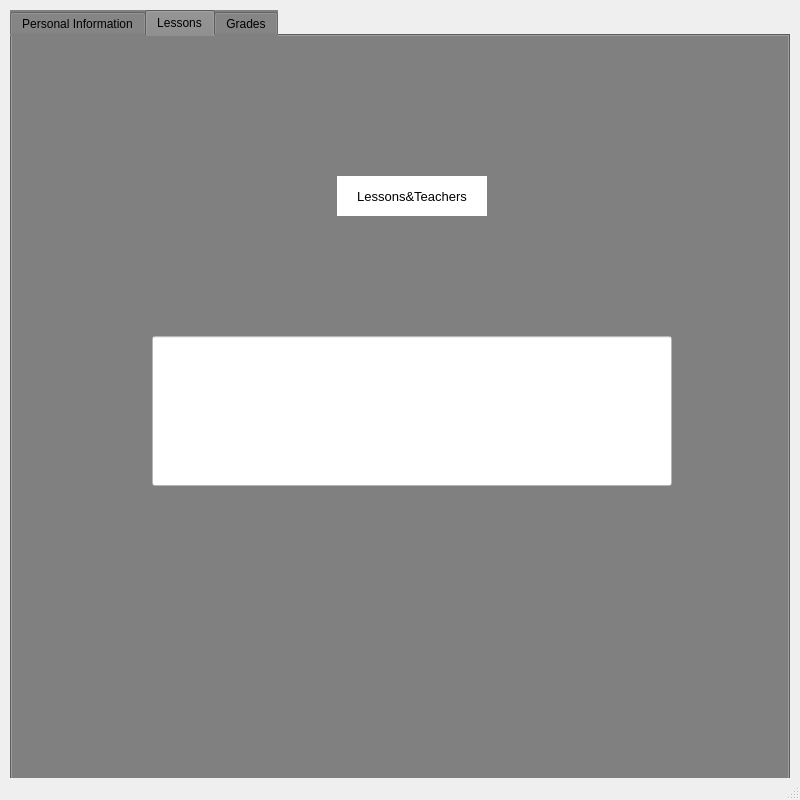
This is ui/student_functions.ui in alosoz/School-Management-System as Qt 5 draws it before an edit. The edited form follows.
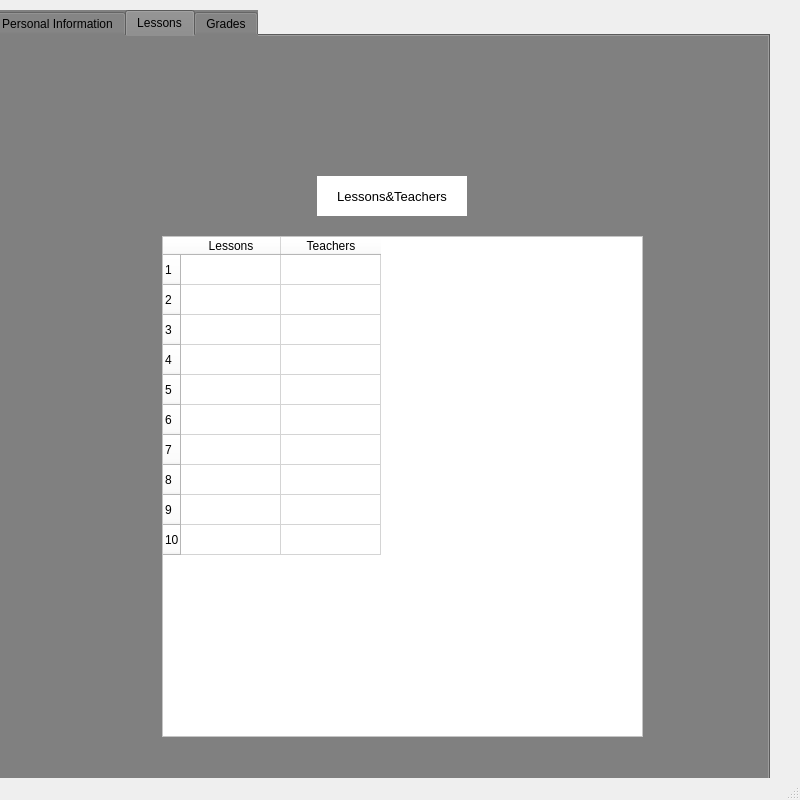
This is the edited form. The open tabs and pages were chosen to show the change.

The edit to the form file:
```diff
--- a/ui/student_functions.ui
+++ b/ui/student_functions.ui
@@ -29,7 +29,7 @@
    <widget class="QTabWidget" name="student_tabWidget">
     <property name="geometry">
      <rect>
-      <x>10</x>
+      <x>-10</x>
       <y>10</y>
       <width>780</width>
       <height>780</height>
@@ -293,23 +293,6 @@
      <attribute name="title">
       <string>Lessons</string>
      </attribute>
-     <widget class="QLineEdit" name="lineEdit_4">
-      <property name="geometry">
-       <rect>
-        <x>140</x>
-        <y>300</y>
-        <width>520</width>
-        <height>150</height>
-       </rect>
-      </property>
-      <property name="styleSheet">
-       <string notr="true">background-color:#ffffff
-</string>
-      </property>
-      <property name="text">
-       <string/>
-      </property>
-     </widget>
      <widget class="QLabel" name="label_6">
       <property name="geometry">
        <rect>
@@ -334,6 +317,79 @@
        <set>Qt::AlignCenter</set>
       </property>
      </widget>
+     <widget class="QTableWidget" name="tableWidget_lesson_teacher">
+      <property name="geometry">
+       <rect>
+        <x>170</x>
+        <y>200</y>
+        <width>481</width>
+        <height>501</height>
+       </rect>
+      </property>
+      <property name="styleSheet">
+       <string notr="true">background-color:#ffffff</string>
+      </property>
+      <row>
+       <property name="text">
+        <string>1</string>
+       </property>
+      </row>
+      <row>
+       <property name="text">
+        <string>2</string>
+       </property>
+      </row>
+      <row>
+       <property name="text">
+        <string>3</string>
+       </property>
+      </row>
+      <row>
+       <property name="text">
+        <string>4</string>
+       </property>
+      </row>
+      <row>
+       <property name="text">
+        <string>5</string>
+       </property>
+      </row>
+      <row>
+       <property name="text">
+        <string>6</string>
+       </property>
+      </row>
+      <row>
+       <property name="text">
+        <string>7</string>
+       </property>
+      </row>
+      <row>
+       <property name="text">
+        <string>8</string>
+       </property>
+      </row>
+      <row>
+       <property name="text">
+        <string>9</string>
+       </property>
+      </row>
+      <row>
+       <property name="text">
+        <string>10</string>
+       </property>
+      </row>
+      <column>
+       <property name="text">
+        <string>Lessons</string>
+       </property>
+      </column>
+      <column>
+       <property name="text">
+        <string>Teachers</string>
+       </property>
+      </column>
+     </widget>
     </widget>
     <widget class="QWidget" name="tab_4">
      <attribute name="title">
```
Left out of the diff: 78 changed lines with no effect on the pictures.
